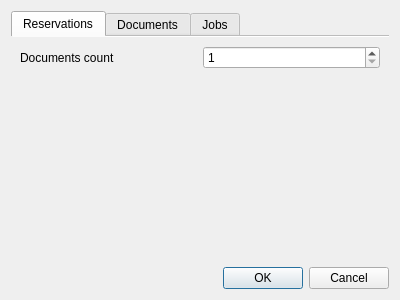
This is settingsdialog.ui in Kuszki/Multimap-Zasiegi as Qt 5 draws it before an edit. The edited form follows.
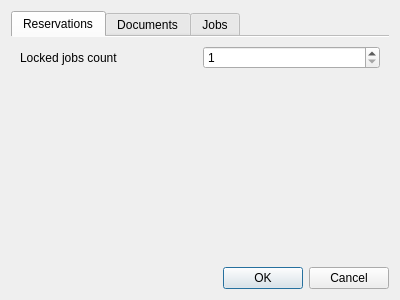
This is the edited form. Icons and pictures are not drawn.

What changed in the file:
```diff
--- a/settingsdialog.ui
+++ b/settingsdialog.ui
@@ -34,7 +34,7 @@
        <item row="0" column="0">
         <widget class="QLabel" name="countLabel">
          <property name="text">
-          <string>Documents count</string>
+          <string>Locked jobs count</string>
          </property>
          <property name="buddy">
           <cstring>countSpin</cstring>
```
